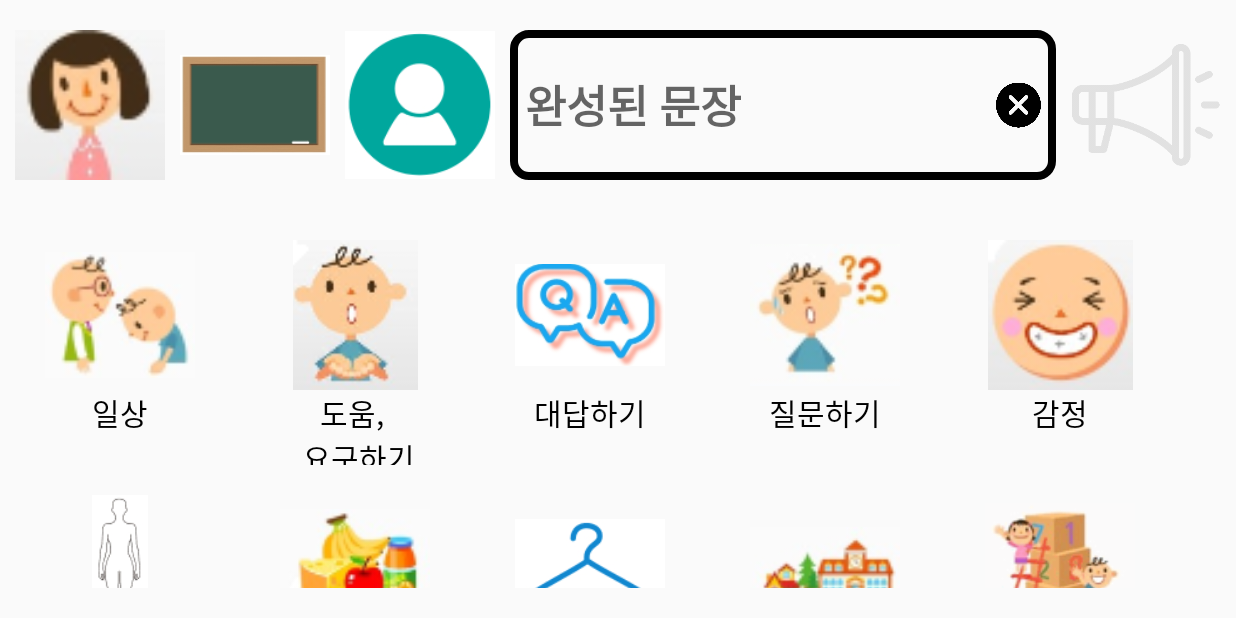
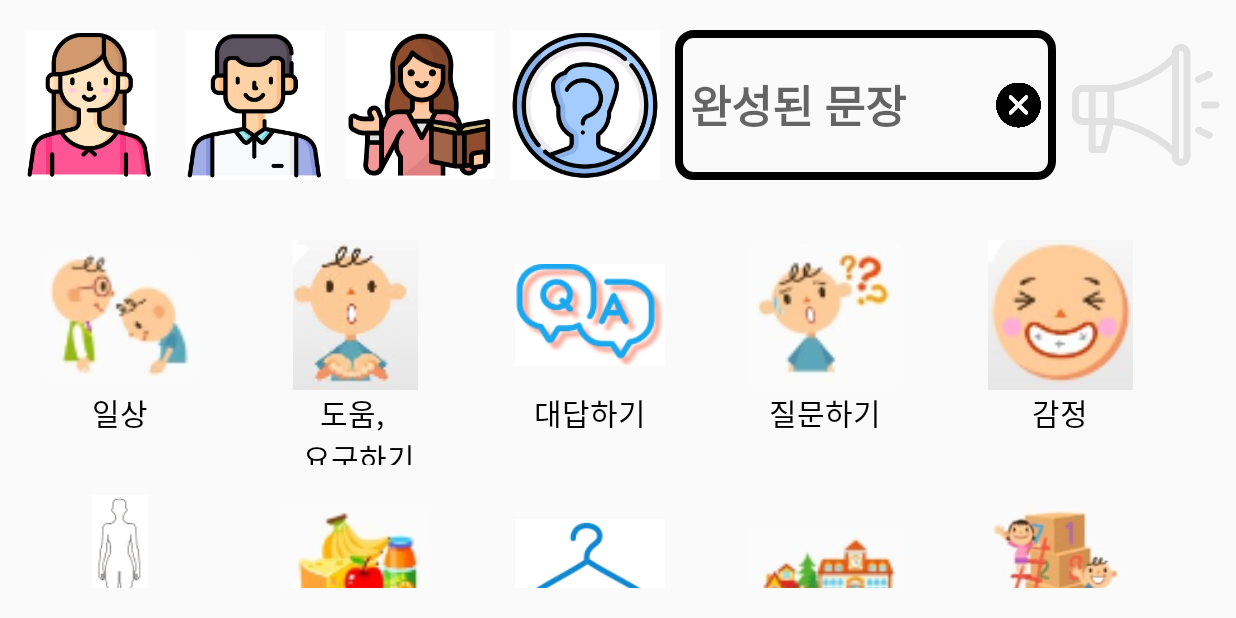
Before and after one commit to lunay0ung/AAC, an Android app built with Jetpack Compose: the screen it shows after launch (SecondActivity), on a phone screen of 824 x 412 dp (held sideways). Run offline under Robolectric (Android 15) with nearby library versions, the phone set to English and light mode, and no system bars; our stand-ins replace data binding.

Commit message:
이미지 리소스 추가, 수정, 삭제

```diff
--- a/app/src/main/java/com/luna/aac/SecondActivity.kt
+++ b/app/src/main/java/com/luna/aac/SecondActivity.kt
@@ -91,6 +91,10 @@ class SecondActivity : FragmentActivity(), TextToSpeech.OnInitListener, ParentCa
                     editText.setText("엄마")
                 }
 
+                this.fatherButton.setOnClickListener {
+                    editText.setText("아빠")
+                }
+
                 this.teacherButton.setOnClickListener {
                     editText.setText("선생님")
                 }
--- a/app/src/main/java/com/luna/aac/compose/MainActivity.kt
+++ b/app/src/main/java/com/luna/aac/compose/MainActivity.kt
@@ -70,7 +70,7 @@ fun SetHomeButton() {
             ),
                 onClick = { }) {
                 Image(
-                    painter = painterResource(id = R.drawable.teacher_),
+                    painter = painterResource(id = R.drawable.teacher),
                     contentDescription = null,
                     contentScale = ContentScale.Crop
                 )
--- a/app/src/main/res/layout-land/layout_header.xml
+++ b/app/src/main/res/layout-land/layout_header.xml
@@ -16,8 +16,17 @@
             android:layout_width="100dp"
             android:layout_height="100dp"
             android:layout_margin="10dp"
-            android:src="@drawable/mother_"
+            android:src="@drawable/mother"
             app:layout_constraintStart_toStartOf="parent"
+            app:layout_constraintTop_toTopOf="parent" />
+
+        <ImageView
+            android:id="@+id/father_button"
+            android:layout_width="100dp"
+            android:layout_height="100dp"
+            android:layout_margin="10dp"
+            android:src="@drawable/father"
+            app:layout_constraintStart_toEndOf="@id/mother_button"
             app:layout_constraintTop_toTopOf="parent" />
 
         <ImageView
@@ -25,8 +34,8 @@
             android:layout_width="100dp"
             android:layout_height="100dp"
             android:layout_margin="10dp"
-            android:src="@drawable/teacher_"
-            app:layout_constraintStart_toEndOf="@id/mother_button"
+            android:src="@drawable/teacher"
+            app:layout_constraintStart_toEndOf="@id/father_button"
             app:layout_constraintTop_toTopOf="parent" />
 
         <ImageView
@@ -34,7 +43,7 @@
             android:layout_width="100dp"
             android:layout_height="100dp"
             android:layout_margin="10dp"
-            android:src="@drawable/someone"
+            android:src="@drawable/somebody"
             app:layout_constraintStart_toEndOf="@id/teacher_button"
             app:layout_constraintTop_toTopOf="parent" />
 
--- a/app/src/main/res/layout/layout_header.xml
+++ b/app/src/main/res/layout/layout_header.xml
@@ -16,8 +16,17 @@
             android:layout_width="100dp"
             android:layout_height="100dp"
             android:layout_margin="10dp"
-            android:src="@drawable/mother_"
+            android:textCursorDrawable="@drawable/mother"
             app:layout_constraintStart_toStartOf="parent"
+            app:layout_constraintTop_toTopOf="parent" />
+
+        <ImageView
+            android:id="@+id/father_button"
+            android:layout_width="100dp"
+            android:layout_height="100dp"
+            android:layout_margin="10dp"
+            android:textCursorDrawable="@drawable/father"
+            app:layout_constraintStart_toEndOf="@id/mother_button"
             app:layout_constraintTop_toTopOf="parent" />
 
         <ImageView
@@ -25,8 +34,8 @@
             android:layout_width="100dp"
             android:layout_height="100dp"
             android:layout_margin="10dp"
-            android:src="@drawable/teacher_"
-            app:layout_constraintStart_toEndOf="@id/mother_button"
+            android:src="@drawable/teacher"
+            app:layout_constraintStart_toEndOf="@id/father_button"
             app:layout_constraintTop_toTopOf="parent" />
 
         <ImageView
@@ -34,7 +43,7 @@
             android:layout_width="100dp"
             android:layout_height="100dp"
             android:layout_margin="10dp"
-            android:src="@drawable/someone"
+            android:src="@drawable/somebody"
             app:layout_constraintStart_toEndOf="@id/teacher_button"
             app:layout_constraintTop_toTopOf="parent" />
 
```
Also changed, not shown: app/src/main/res/drawable-xxhdpi/father.jpeg (added), app/src/main/res/drawable-xxhdpi/mother.jpeg (added), app/src/main/res/drawable-xxhdpi/mother.png (deleted), app/src/main/res/drawable-xxhdpi/mother_.jpg (deleted), app/src/main/res/drawable-xxhdpi/somebody.jpeg (added), app/src/main/res/drawable-xxhdpi/someone.jpg (deleted), app/src/main/res/drawable-xxhdpi/teacher.jpeg (added), app/src/main/res/drawable-xxhdpi/teacher.png (deleted), app/src/main/res/drawable-xxhdpi/teacher_.jpg (deleted).
